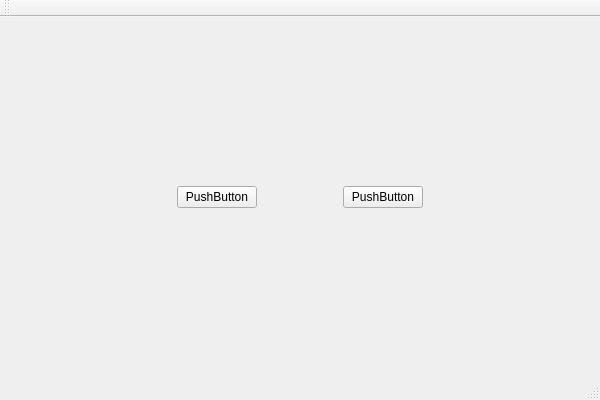
Old version of the form Src/08_Layout/MainWindow.ui in the repository Fowindy/QtCode_VS.
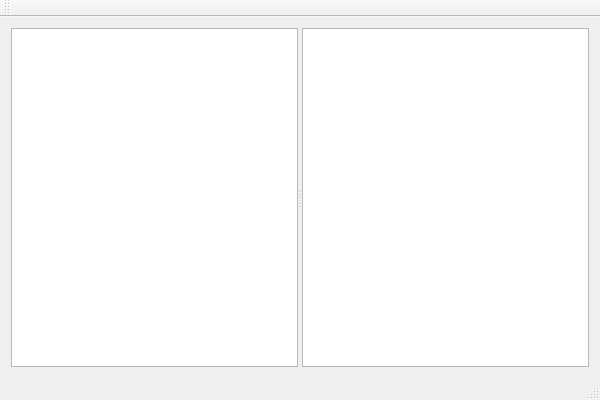
New version of the form.

Commit message: 分界移动布局_横向+网格布局

What changed in the file:
```diff
--- a/Src/08_Layout/MainWindow.ui
+++ b/Src/08_Layout/MainWindow.ui
@@ -14,63 +14,16 @@
    <string>MainWindow</string>
   </property>
   <widget class="QWidget" name="centralWidget">
-   <layout class="QHBoxLayout" name="horizontalLayout">
-    <item>
-     <spacer name="horizontalSpacer">
+   <layout class="QGridLayout" name="gridLayout">
+    <item row="0" column="0">
+     <widget class="QSplitter" name="splitter">
       <property name="orientation">
        <enum>Qt::Horizontal</enum>
       </property>
-      <property name="sizeHint" stdset="0">
-       <size>
-        <width>161</width>
-        <height>20</height>
-       </size>
-      </property>
-     </spacer>
-    </item>
-    <item>
-     <widget class="QPushButton" name="pushButton_2">
-      <property name="text">
-       <string>PushButton</string>
-      </property>
+      <widget class="QTextBrowser" name="textBrowser"/>
+      <widget class="QTextBrowser" name="textBrowser_2"/>
      </widget>
     </item>
-    <item>
-     <spacer name="horizontalSpacer_3">
-      <property name="orientation">
-       <enum>Qt::Horizontal</enum>
-      </property>
-      <property name="sizeType">
-       <enum>QSizePolicy::Fixed</enum>
-      </property>
-      <property name="sizeHint" stdset="0">
-       <size>
-        <width>80</width>
-        <height>20</height>
-       </size>
-      </property>
-     </spacer>
-    </item>
-    <item>
-     <widget class="QPushButton" name="pushButton">
-      <property name="text">
-       <string>PushButton</string>
-      </property>
-     </widget>
-    </item>
-    <item>
-     <spacer name="horizontalSpacer_2">
-      <property name="orientation">
-       <enum>Qt::Horizontal</enum>
-      </property>
-      <property name="sizeHint" stdset="0">
-       <size>
-        <width>161</width>
-        <height>20</height>
-       </size>
-      </property>
-     </spacer>
-    </item>
    </layout>
   </widget>
   <widget class="QMenuBar" name="menuBar">
```
